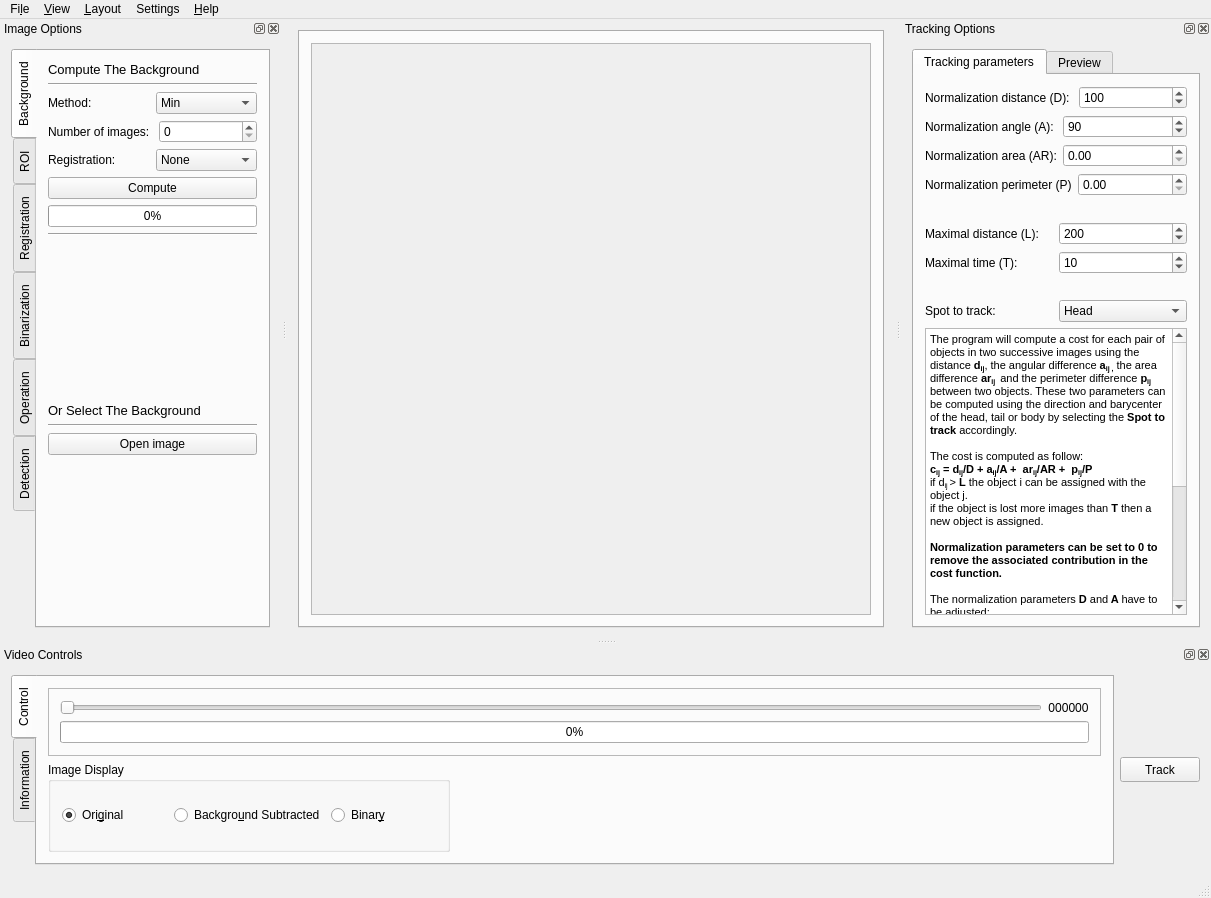
The window that src/interactive.ui (FastTrackOrg/FastTrack) describes before a commit, drawn with Qt 5.
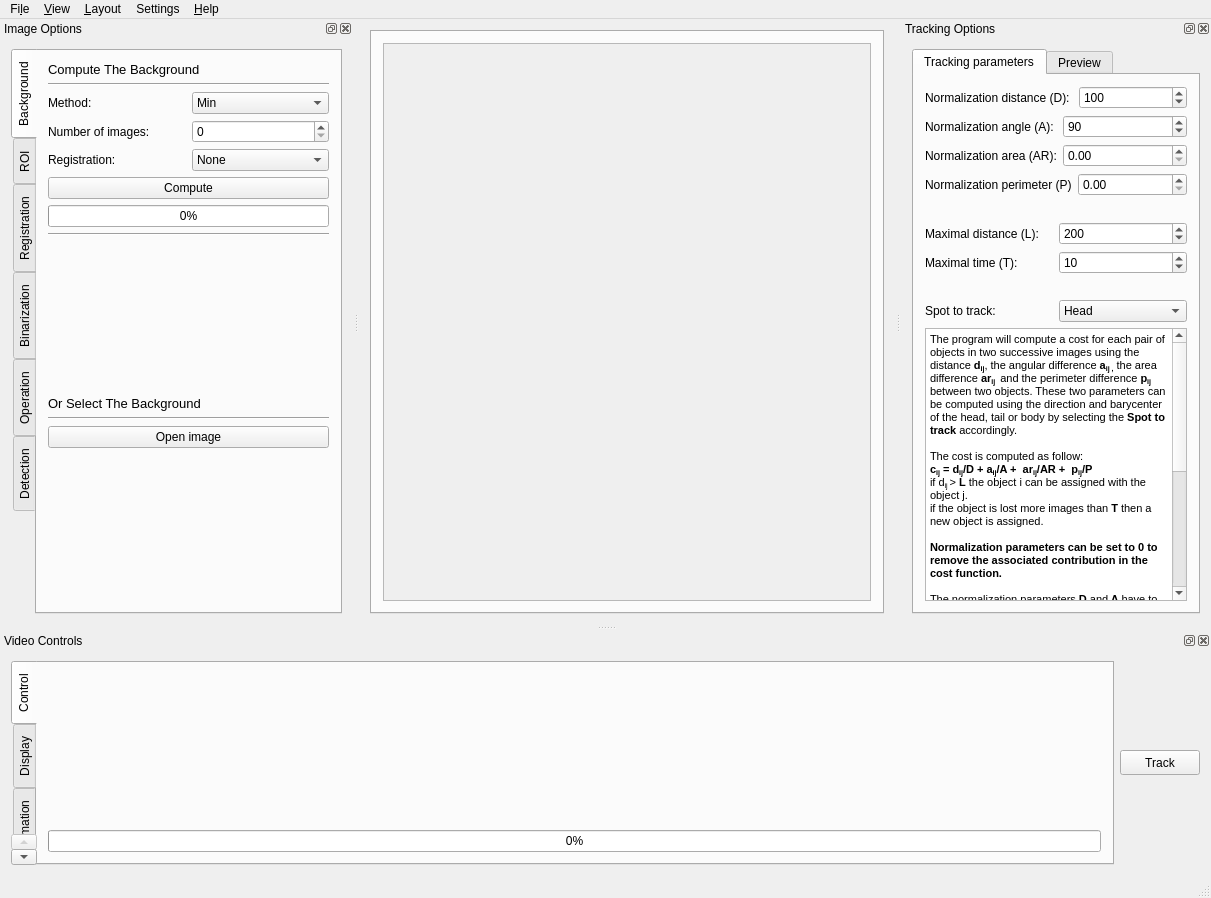
The same window after the commit. Custom widgets are drawn as their Qt base class.

Commit message: [feat] interactive | replay: add timeline

```diff
--- a/src/interactive.ui
+++ b/src/interactive.ui
@@ -53,8 +53,8 @@
             <rect>
              <x>0</x>
              <y>0</y>
-             <width>576</width>
-             <height>604</height>
+             <width>504</width>
+             <height>572</height>
             </rect>
            </property>
            <layout class="QGridLayout" name="gridLayout_2">
@@ -406,8 +406,8 @@
   <widget class="QDockWidget" name="imageOptions">
    <property name="minimumSize">
     <size>
-     <width>281</width>
-     <height>318</height>
+     <width>353</width>
+     <height>350</height>
     </size>
    </property>
    <property name="features">
@@ -1200,41 +1200,9 @@
         </attribute>
         <layout class="QGridLayout" name="gridLayout_18">
          <item row="0" column="0">
-          <widget class="QFrame" name="frame">
-           <property name="maximumSize">
-            <size>
-             <width>16777215</width>
-             <height>68</height>
-            </size>
-           </property>
-           <property name="frameShape">
-            <enum>QFrame::StyledPanel</enum>
-           </property>
-           <property name="frameShadow">
-            <enum>QFrame::Raised</enum>
-           </property>
-           <layout class="QGridLayout" name="gridLayout_17">
-            <item row="0" column="0">
-             <widget class="QSlider" name="slider">
-              <property name="orientation">
-               <enum>Qt::Horizontal</enum>
-              </property>
-             </widget>
-            </item>
-            <item row="0" column="1">
-             <widget class="QLabel" name="replayNumber">
-              <property name="text">
-               <string>000000</string>
-              </property>
-              <property name="scaledContents">
-               <bool>false</bool>
-              </property>
-              <property name="alignment">
-               <set>Qt::AlignCenter</set>
-              </property>
-             </widget>
-            </item>
-            <item row="1" column="0" colspan="2">
+          <widget class="Timeline" name="slider" native="true"/>
+         </item>
+         <item row="1" column="0">
              <widget class="QProgressBar" name="progressBar">
               <property name="value">
                <number>0</number>
@@ -1243,32 +1211,20 @@
             </item>
            </layout>
           </widget>
-         </item>
-         <item row="1" column="0">
-          <widget class="QSplitter" name="splitter">
-           <property name="maximumSize">
-            <size>
-             <width>402</width>
-             <height>16777215</height>
-            </size>
-           </property>
-           <property name="orientation">
-            <enum>Qt::Horizontal</enum>
-           </property>
+       <widget class="QWidget" name="displayOptions">
+        <attribute name="title">
+         <string>Display</string>
+        </attribute>
+        <layout class="QGridLayout" name="gridLayout_3">
+         <item row="0" column="0">
            <widget class="QGroupBox" name="imageDisplayGroup">
-            <property name="maximumSize">
-             <size>
-              <width>402</width>
-              <height>16777215</height>
-             </size>
-            </property>
             <property name="title">
              <string>Image Display</string>
             </property>
             <property name="checkable">
              <bool>false</bool>
             </property>
-            <layout class="QGridLayout" name="gridLayout_3">
+           <layout class="QGridLayout" name="gridLayout_17">
              <item row="0" column="0">
               <widget class="QRadioButton" name="isOriginal">
                <property name="text">
@@ -1301,7 +1257,6 @@
              </item>
             </layout>
            </widget>
-          </widget>
          </item>
         </layout>
        </widget>
@@ -1700,6 +1655,14 @@
   </action>
  </widget>
  <layoutdefault spacing="6" margin="11"/>
+ <customwidgets>
+  <customwidget>
+   <class>Timeline</class>
+   <extends>QWidget</extends>
+   <header>timeline.h</header>
+   <container>1</container>
+  </customwidget>
+ </customwidgets>
  <resources/>
  <connections/>
 </ui>
```
Left out of the diff: 124 changed lines with no effect on the pictures. Lines whose indentation alone changed are shown as unchanged. The commit also changes 8 other files.
